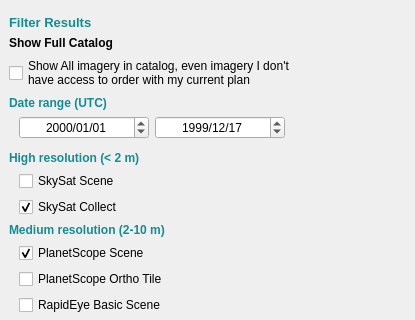
The window that planet_explorer/ui/pe_daily_filter_base.ui (planetlabs/qgis-planet-plugin) describes before a commit, drawn with Qt 5; both pictures show x 0 to 415 and y 0 to 320 of the 415 by 968 pixel window.
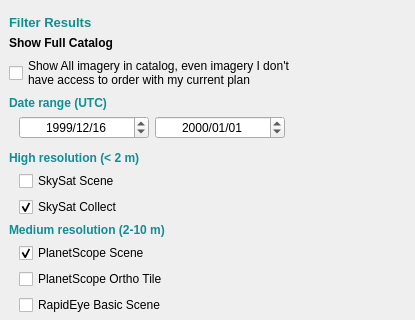
The same window after the commit. Custom widgets are drawn as their Qt base class.

Commit message: fixed position of date selectors

Diff of the .ui file:
```diff
--- a/planet_explorer/ui/pe_daily_filter_base.ui
+++ b/planet_explorer/ui/pe_daily_filter_base.ui
@@ -134,31 +134,6 @@
          <property name="leftMargin">
           <number>10</number>
          </property>
-         <item>
-          <widget class="QgsDateTimeEdit" name="endDateEdit">
-           <property name="sizePolicy">
-            <sizepolicy hsizetype="MinimumExpanding" vsizetype="Fixed">
-             <horstretch>0</horstretch>
-             <verstretch>0</verstretch>
-            </sizepolicy>
-           </property>
-           <property name="minimumSize">
-            <size>
-             <width>130</width>
-             <height>0</height>
-            </size>
-           </property>
-           <property name="alignment">
-            <set>Qt::AlignCenter</set>
-           </property>
-           <property name="displayFormat">
-            <string>yyyy/MM/dd</string>
-           </property>
-           <property name="timeSpec">
-            <enum>Qt::UTC</enum>
-           </property>
-          </widget>
-         </item>
          <item>
           <widget class="QgsDateTimeEdit" name="startDateEdit">
            <property name="sizePolicy">
@@ -183,7 +158,7 @@
              <second>0</second>
              <year>1999</year>
              <month>12</month>
-             <day>17</day>
+             <day>16</day>
             </datetime>
            </property>
            <property name="time">
@@ -201,6 +176,31 @@
            </property>
           </widget>
          </item>
+         <item>
+          <widget class="QgsDateTimeEdit" name="endDateEdit">
+           <property name="sizePolicy">
+            <sizepolicy hsizetype="MinimumExpanding" vsizetype="Fixed">
+             <horstretch>0</horstretch>
+             <verstretch>0</verstretch>
+            </sizepolicy>
+           </property>
+           <property name="minimumSize">
+            <size>
+             <width>130</width>
+             <height>0</height>
+            </size>
+           </property>
+           <property name="alignment">
+            <set>Qt::AlignCenter</set>
+           </property>
+           <property name="displayFormat">
+            <string>yyyy/MM/dd</string>
+           </property>
+           <property name="timeSpec">
+            <enum>Qt::UTC</enum>
+           </property>
+          </widget>
+         </item>
          <item>
           <spacer name="horizontalSpacer_7">
            <property name="orientation">
```
